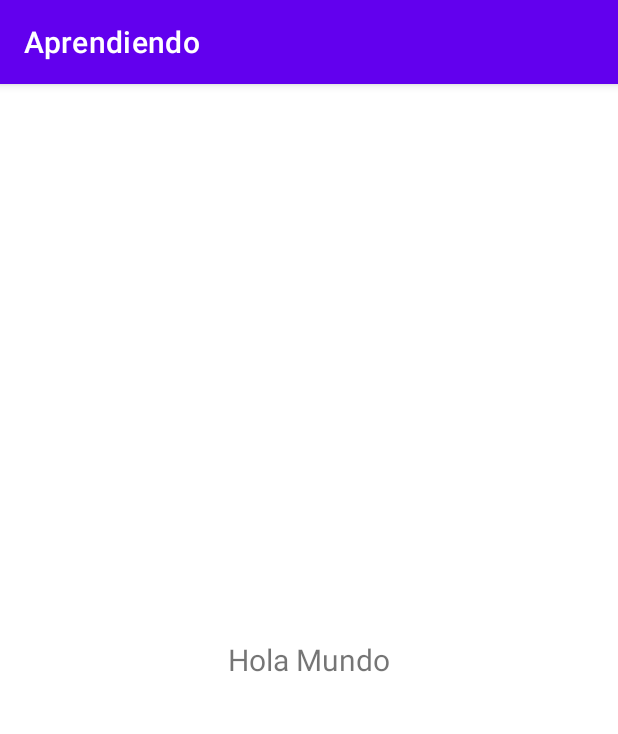
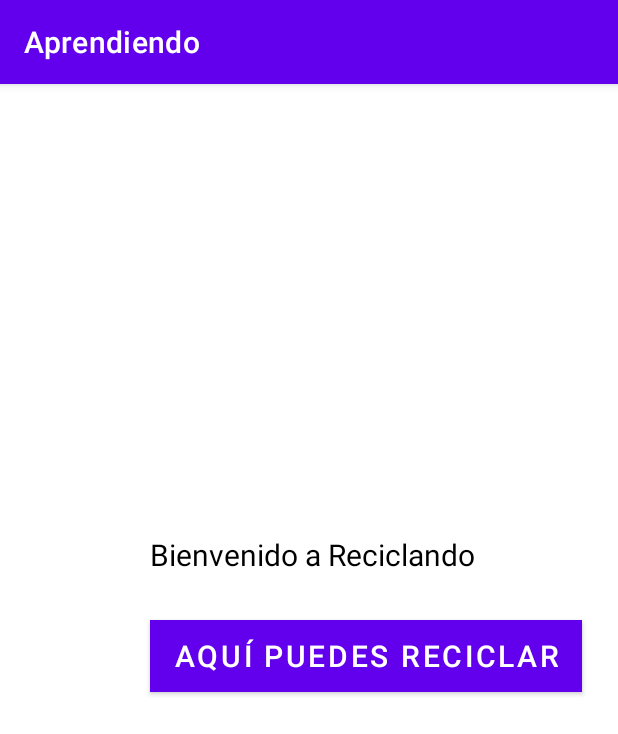
Before and after one commit to Tapiiaa/Aprendiendo, an Android app: the screen it shows after launch (FirstAppActivity), on a phone screen of 412 x 824 dp. Shown: the top 734 px of the screen. Run offline under Robolectric (Android 15) with nearby library versions, the phone set to English and light mode, and no system bars.

Commit message:
Aqui puedes reciclar

```diff
--- a/app/src/main/res/layout/activity_first_app.xml
+++ b/app/src/main/res/layout/activity_first_app.xml
@@ -1,16 +1,32 @@
 <?xml version="1.0" encoding="utf-8"?>
-<FrameLayout xmlns:android="http://schemas.android.com/apk/res/android"
+<LinearLayout xmlns:android="http://schemas.android.com/apk/res/android"
     xmlns:tools="http://schemas.android.com/tools"
     android:id="@+id/main"
     android:layout_width="match_parent"
     android:layout_height="match_parent"
+    android:orientation="vertical"
     tools:context=".firstapp.FirstAppActivity">
 
     <TextView
         android:layout_width="wrap_content"
         android:layout_height="wrap_content"
-        android:layout_gravity="center"
+        android:text="Bienvenido a Reciclando"
         android:textSize="20sp"
-        android:text="Hola Mundo"
-    ></TextView>
-</FrameLayout>
+        android:layout_marginTop="300dp"
+        android:gravity="center"
+        android:textAlignment="center"
+        android:textColor="@color/black"
+        android:layout_marginLeft="100dp" />
+
+    <Button
+        android:layout_width="wrap_content"
+        android:layout_height="wrap_content"
+        android:text="Aquí puedes reciclar"
+        android:textSize="20sp"
+        android:layout_marginTop="30dp"
+        android:layout_marginLeft="100dp"
+        android:background="@color/teal_200"
+        android:textColor="@color/white"
+        android:id="@+id/reciclarButton" />
+
+</LinearLayout>
```
